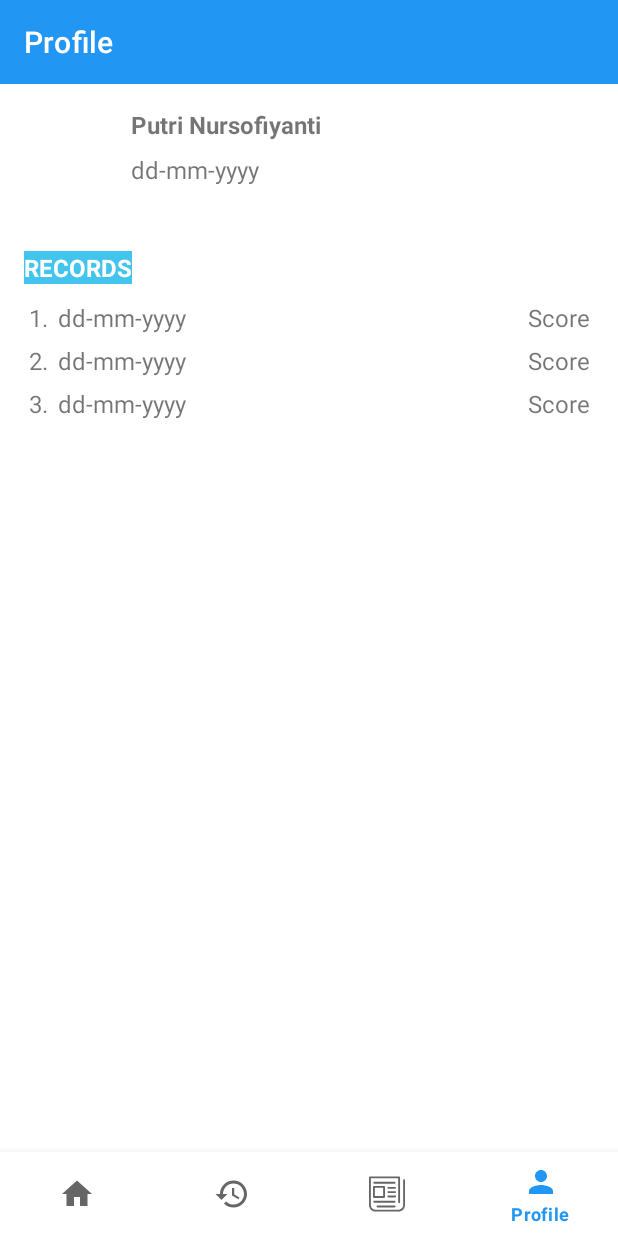
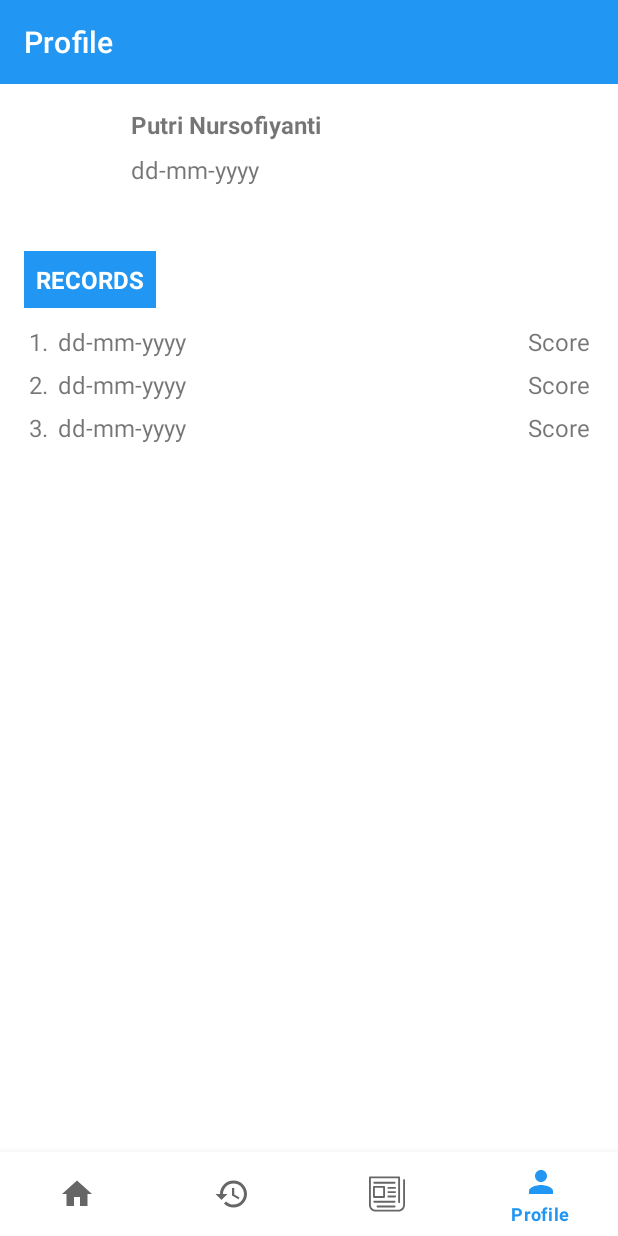
Before and after one commit to mnabillah/PushupPlus, an Android app: the screen it shows after launch (MainActivity), item 4 of the bottom bar chosen, on a phone screen of 412 x 824 dp. Run offline under Robolectric (Android 15) with nearby library versions, the phone set to English and light mode, and no system bars; our stand-ins replace CircleImageView; 2 statements that could not run were skipped.

Commit message:
Merge with 0e719a3
Minor UI code tweaks

```diff
--- a/app/src/main/res/layout/fragment_profile.xml
+++ b/app/src/main/res/layout/fragment_profile.xml
@@ -3,7 +3,6 @@
     xmlns:tools="http://schemas.android.com/tools"
     android:layout_width="match_parent"
     android:layout_height="wrap_content"
-    android:orientation="horizontal"
     android:padding="@dimen/activity_horizontal_margin"
     tools:context=".fragment.ProfileFragment">
 
@@ -43,7 +42,8 @@
         android:layout_height="wrap_content"
         android:layout_below="@id/img_item_photo"
         android:layout_marginTop="40dp"
-        android:background="@color/lightblue"
+        android:background="@color/colorPrimary"
+        android:padding="@dimen/content_margin"
         android:text="RECORDS"
         android:textColor="@color/white"
         android:textSize="16sp"
@@ -80,19 +80,19 @@
         <TableRow>
 
             <TextView
-                android:gravity="left"
+                android:gravity="start"
                 android:padding="3dip"
                 android:text="2."
                 android:textSize="16sp" />
 
             <TextView
-                android:gravity="left"
+                android:gravity="start"
                 android:padding="3dip"
                 android:text="dd-mm-yyyy"
                 android:textSize="16sp" />
 
             <TextView
-                android:gravity="right"
+                android:gravity="end"
                 android:padding="3dip"
                 android:text="Score"
                 android:textSize="16sp" />
@@ -101,19 +101,19 @@
         <TableRow>
 
             <TextView
-                android:gravity="left"
+                android:gravity="start"
                 android:padding="3dip"
                 android:text="3."
                 android:textSize="16sp" />
 
             <TextView
-                android:gravity="left"
+                android:gravity="start"
                 android:padding="3dip"
                 android:text="dd-mm-yyyy"
                 android:textSize="16sp" />
 
             <TextView
-                android:gravity="right"
+                android:gravity="end"
                 android:padding="3dip"
                 android:text="Score"
                 android:textSize="16sp" />
```
